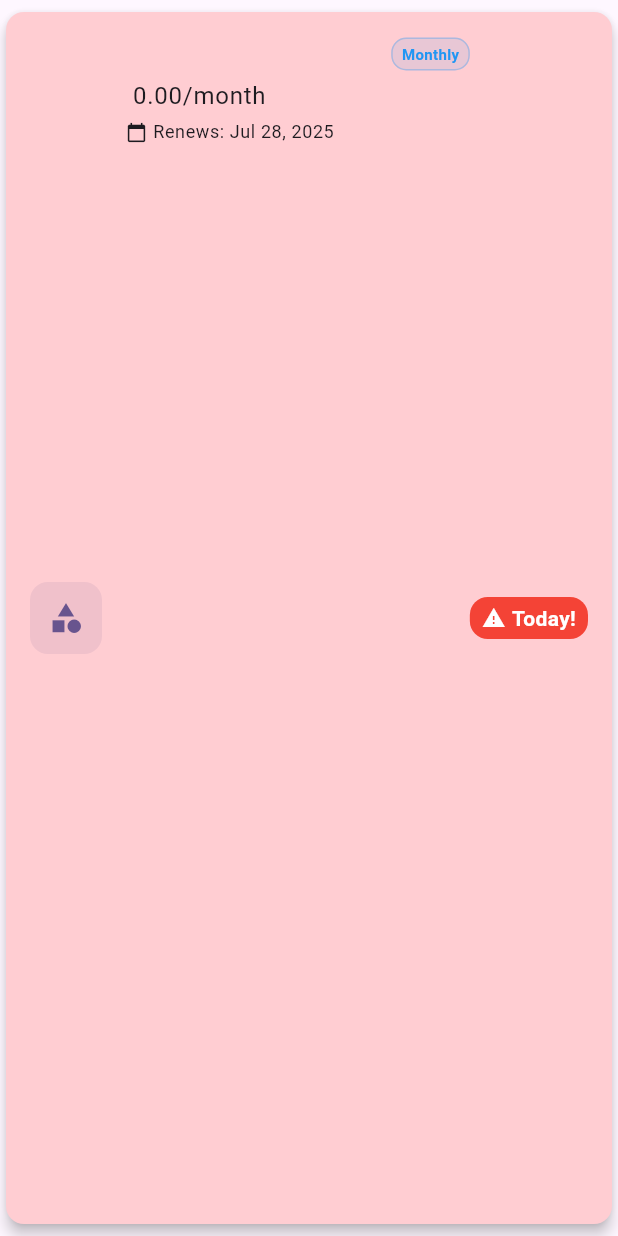
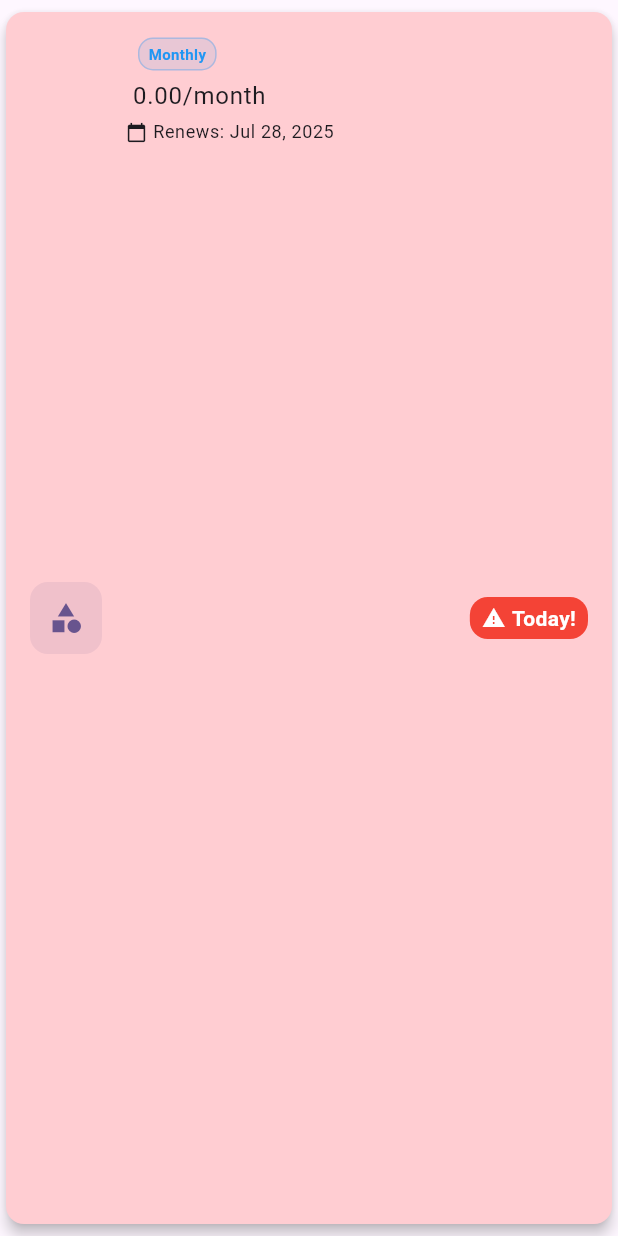
Before and after one commit to dev46h1/subscription-manager, a Flutter app: the SubscriptionCard widget shown alone on an empty page, opened directly with empty values, on a phone screen of 412 x 824 dp. Run offline on Flutter 3.47's test engine with Material 3 defaults, Android fonts, the phone set to English and light mode, and no system bars; our stand-ins replace flutter_local_notifications, sqflite, timezone; accounts and stored records are empty.

Commit message:
updated subscription tag

```diff
--- a/lib/widgets/subscription_card.dart
+++ b/lib/widgets/subscription_card.dart
@@ -116,9 +116,10 @@ class SubscriptionCard extends StatelessWidget {
                 child: Column(
                   crossAxisAlignment: CrossAxisAlignment.start,
                   children: [
+                    // Subscription name with billing period chip inline
                     Row(
                       children: [
-                        Expanded(
+                        Flexible(
                           child: Text(
                             subscription.name,
                             style: Theme.of(context).textTheme.titleMedium?.copyWith(
@@ -128,7 +129,7 @@ class SubscriptionCard extends StatelessWidget {
                             overflow: TextOverflow.ellipsis,
                           ),
                         ),
-                        const SizedBox(width: 4),
+                        const SizedBox(width: 8),
                         _buildBillingPeriodChip(context),
                       ],
                     ),
```
